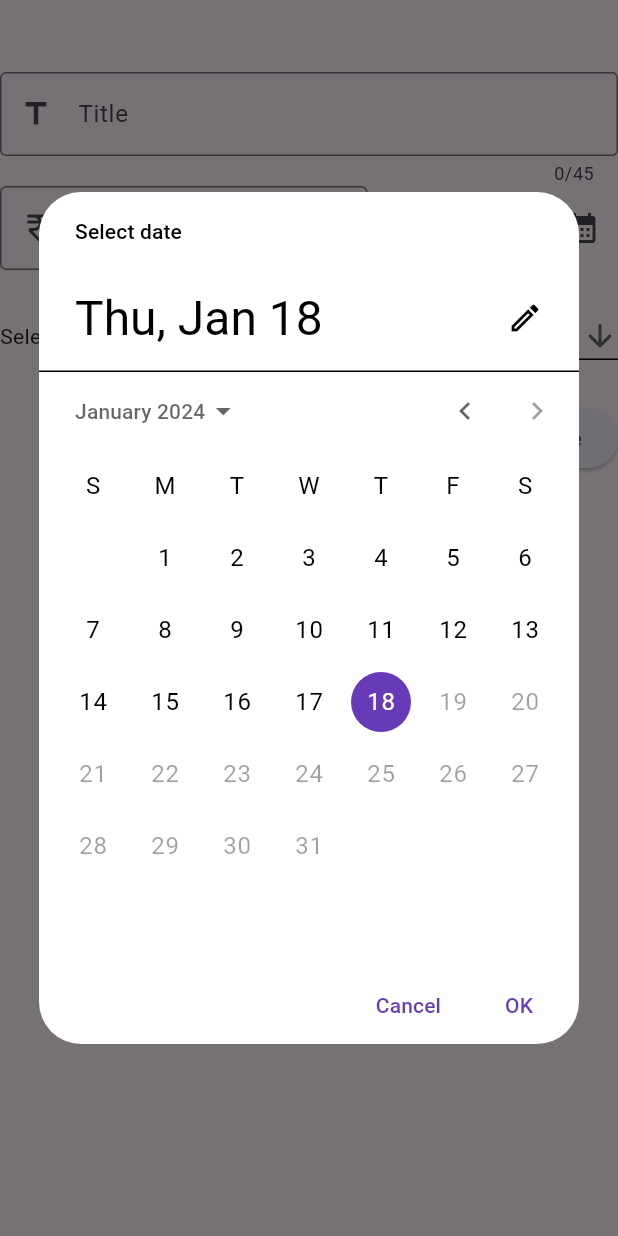
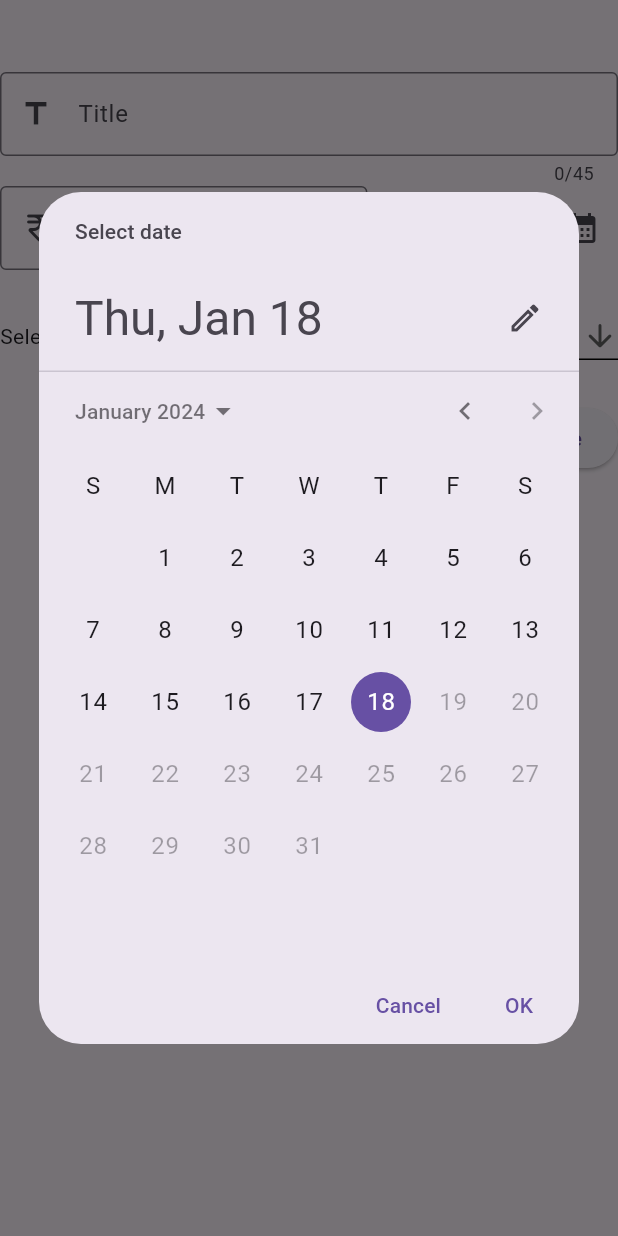
Before and after one commit to KISHORE-KUMAR-S/Expenses-App, a Flutter app: the NewExpense widget shown alone on an empty page, opened directly with empty values, after a tap on the "calendar month" icon, on a phone screen of 412 x 824 dp. Run offline on Flutter 3.47's test engine with Material 3 defaults, Android fonts, the phone set to English and light mode, and no system bars; drawn by our look-alikes of dynamic_color.

Commit message:
Update 4

```diff
--- a/lib/main.dart
+++ b/lib/main.dart
@@ -1,9 +1,44 @@
+import 'package:dynamic_color/dynamic_color.dart';
 import 'package:expense_app/widgets/expenses.dart';
 import 'package:flutter/material.dart';
 
 void main() {
-  runApp(const MaterialApp(
-    debugShowCheckedModeBanner: false,
-    home: Expenses(),
-  ));
+  runApp(const MyApp());
 }
+
+class MyApp extends StatefulWidget {
+  const MyApp({super.key});
+
+  @override
+  State<StatefulWidget> createState() {
+    return _MyAppState();
+  }
+}
+
+class _MyAppState extends State<StatefulWidget> {
+  @override
+  Widget build(BuildContext context) {
+    return DynamicColorBuilder(
+      builder: (lightDynamic, darkDynamic) => MaterialApp(
+        debugShowCheckedModeBanner: false,
+        theme: ThemeData(colorScheme: lightDynamic),
+        darkTheme: ThemeData(colorScheme: darkDynamic),
+        home: const Expenses(),
+      ),
+    );
+
+    // MaterialApp(
+    //   debugShowCheckedModeBanner: false,
+    //   home: const Expenses(),
+
+    //Custom Theme
+    //   // theme: ThemeData().copyWith(
+    //   //   scaffoldBackgroundColor: Color.fromARGB(255, 255, 0, 0),
+    //   // ),
+
+    //Default theme
+    //   // theme: ThemeData.light(),
+    //   // darkTheme: ThemeData.dark(),
+    // ),
+  }
+}
--- a/lib/widgets/new_expenses.dart
+++ b/lib/widgets/new_expenses.dart
@@ -24,17 +24,20 @@ class _NewExpenseState extends State<NewExpense> {
       initialDate: DateTime.now(),
       firstDate: DateTime(1752),
       lastDate: DateTime.now(),
-      builder: (context, child) {
-        return Theme(
-          data: ThemeData.light().copyWith(
-            primaryColor: Colors.deepPurple,
-            colorScheme: const ColorScheme.light(primary: Colors.deepPurple),
-            buttonTheme:
-                const ButtonThemeData(textTheme: ButtonTextTheme.normal),
-          ),
-          child: child!,
-        );
-      },
+
+      //Custom theme for Date Picker
+
+      // builder: (context, child) {
+      //   return Theme(
+      //     data: ThemeData.light().copyWith(
+      //       primaryColor: Colors.deepPurple,
+      //       colorScheme: const ColorScheme.light(primary: Colors.deepPurple),
+      //       buttonTheme:
+      //           const ButtonThemeData(textTheme: ButtonTextTheme.normal),
+      //     ),
+      //     child: child!,
+      //   );
+      // },
     );
 
     if (pickedDate != null) {
--- a/pubspec.yaml
+++ b/pubspec.yaml
@@ -37,6 +37,7 @@ dependencies:
   cupertino_icons: ^1.0.2
   uuid: ^4.3.3
   intl: ^0.19.0
+  dynamic_color: ^1.6.9
 
 dev_dependencies:
   flutter_test:
```
Also changed, not shown: pubspec.lock, 5 other files.
